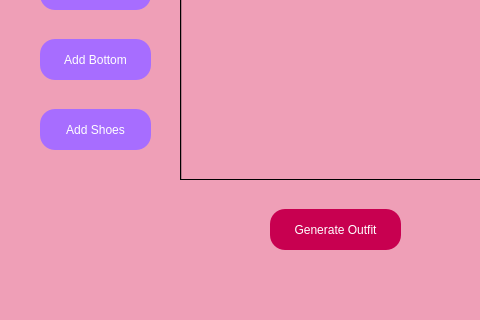
Old version of the form mainwindow.ui in the repository o1la/Outfit-Generator; both pictures show x 0 to 480 and y 111 to 431 of the 684 by 431 pixel window.
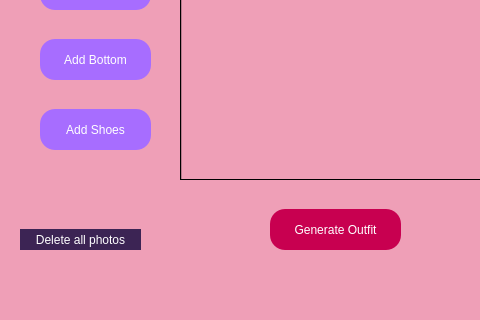
New version of the form. The open tabs and pages were chosen to show the change.

Commit message: added clothes selection from pop up window and delete button

What changed in the file:
```diff
--- a/mainwindow.ui
+++ b/mainwindow.ui
@@ -414,6 +414,56 @@
      </widget>
     </widget>
    </widget>
+   <widget class="QPushButton" name="deletePhotos">
+    <property name="geometry">
+     <rect>
+      <x>20</x>
+      <y>340</y>
+      <width>121</width>
+      <height>21</height>
+     </rect>
+    </property>
+    <property name="styleSheet">
+     <string notr="true">QPushButton
+{
+	background-color: rgb(60, 36, 84);
+	color: #fff;
+	border-width: 1px;
+	border-radius: 15px;
+	border-color: #c196ff;
+	padding: 2px;
+	font: 12pt &quot;Lucida Grande&quot;;
+}
+
+
+QPushButton::hover
+{
+	background-color: rgb(167, 120, 255);
+	color: #fff;
+	border-width: 1px;
+	border-radius: 15px;
+	border-color: #c196ff;
+	padding: 2px;
+	font: 14pt &quot;Lucida Grande&quot;;
+}
+
+
+QPushButton::pressed
+{
+	background-color: rgb(100, 100, 100);
+	color: #fff;
+	border-width: 1px;
+	border-radius: 15px;
+	border-color: #c196ff;
+	padding: 2px;
+	font: 14pt &quot;Lucida Grande&quot;;
+}
+</string>
+    </property>
+    <property name="text">
+     <string>Delete all photos</string>
+    </property>
+   </widget>
   </widget>
   <widget class="QMenuBar" name="menubar">
    <property name="geometry">
```
Left out of the diff: 2 changed lines with no effect on the pictures. The commit also changes 9 other files.
